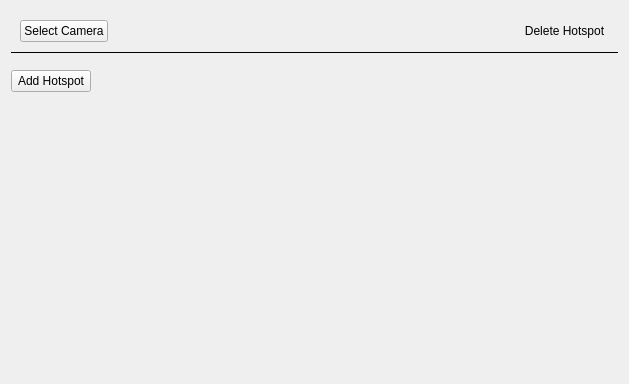
Before: the Qt Designer form vms/client/nx_vms_client_desktop/src/nx/vms/client/desktop/resource_properties/camera/widgets/camera_hotspots_settings_widget.ui in networkoptix/nx_open, drawn with Qt 5.
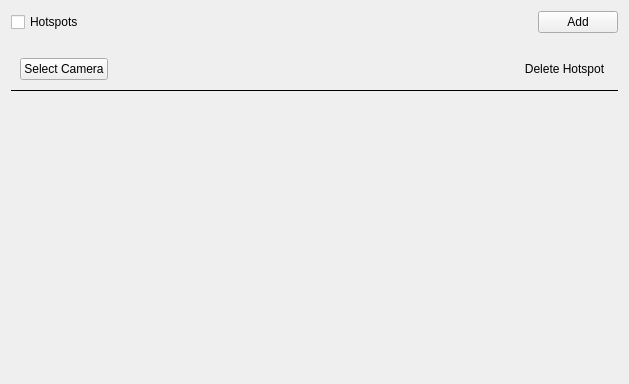
After: the same form once the commit is applied. Custom widgets are drawn as their Qt base class.

Commit message: VMS-38042: Make possible to enable/disable hotspots for a camera via slider in the Camera Settings

Diff of the .ui file:
```diff
--- a/vms/client/nx_vms_client_desktop/src/nx/vms/client/desktop/resource_properties/camera/widgets/camera_hotspots_settings_widget.ui
+++ b/vms/client/nx_vms_client_desktop/src/nx/vms/client/desktop/resource_properties/camera/widgets/camera_hotspots_settings_widget.ui
@@ -14,6 +14,37 @@
    <property name="spacing">
     <number>16</number>
    </property>
+   <item>
+    <layout class="QHBoxLayout" name="addHotspotButtonHorizontalLayout">
+     <item>
+      <widget class="nx::vms::client::desktop::CheckBox" name="enableHotspotsCheckBox">
+       <property name="text">
+        <string>Hotspots</string>
+       </property>
+      </widget>
+     </item>
+     <item>
+      <spacer name="addHotspotButtonHorizontalSpacer">
+       <property name="orientation">
+        <enum>Qt::Horizontal</enum>
+       </property>
+       <property name="sizeHint" stdset="0">
+        <size>
+         <width>0</width>
+         <height>0</height>
+        </size>
+       </property>
+      </spacer>
+     </item>
+     <item>
+      <widget class="QPushButton" name="addHotspotButton">
+       <property name="text">
+        <string>Add</string>
+       </property>
+      </widget>
+     </item>
+    </layout>
+   </item>
    <item>
     <layout class="QVBoxLayout" name="hotspotsEditorLayout">
      <property name="spacing">
@@ -73,30 +104,6 @@
      </item>
     </layout>
    </item>
-   <item>
-    <layout class="QHBoxLayout" name="addHotspotButtonHorizontalLayout">
-     <item>
-      <widget class="QPushButton" name="addHotspotButton">
-       <property name="text">
-        <string>Add Hotspot</string>
-       </property>
-      </widget>
-     </item>
-     <item>
-      <spacer name="addHotspotButtonHorizontalSpacer">
-       <property name="orientation">
-        <enum>Qt::Horizontal</enum>
-       </property>
-       <property name="sizeHint" stdset="0">
-        <size>
-         <width>0</width>
-         <height>0</height>
-        </size>
-       </property>
-      </spacer>
-     </item>
-    </layout>
-   </item>
    <item>
     <spacer name="widgetVerticalSpacer">
      <property name="orientation">
@@ -119,6 +126,11 @@
    <header location="global">nx/vms/client/desktop/common/widgets/camera_hotspots_editor_widget.h</header>
    <container>1</container>
   </customwidget>
+  <customwidget>
+   <class>nx::vms::client::desktop::CheckBox</class>
+   <extends>QCheckBox</extends>
+   <header location="global">nx/vms/client/desktop/common/widgets/check_box.h</header>
+  </customwidget>
  </customwidgets>
  <resources/>
  <connections/>
```
The commit also changes 15 other files.
